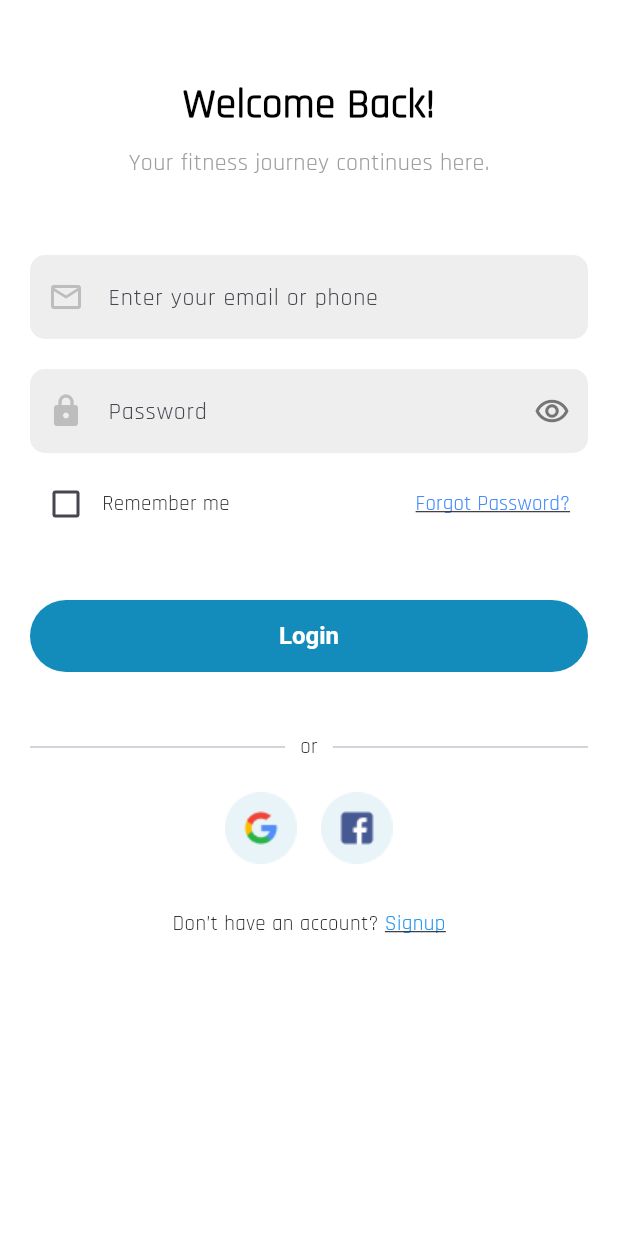
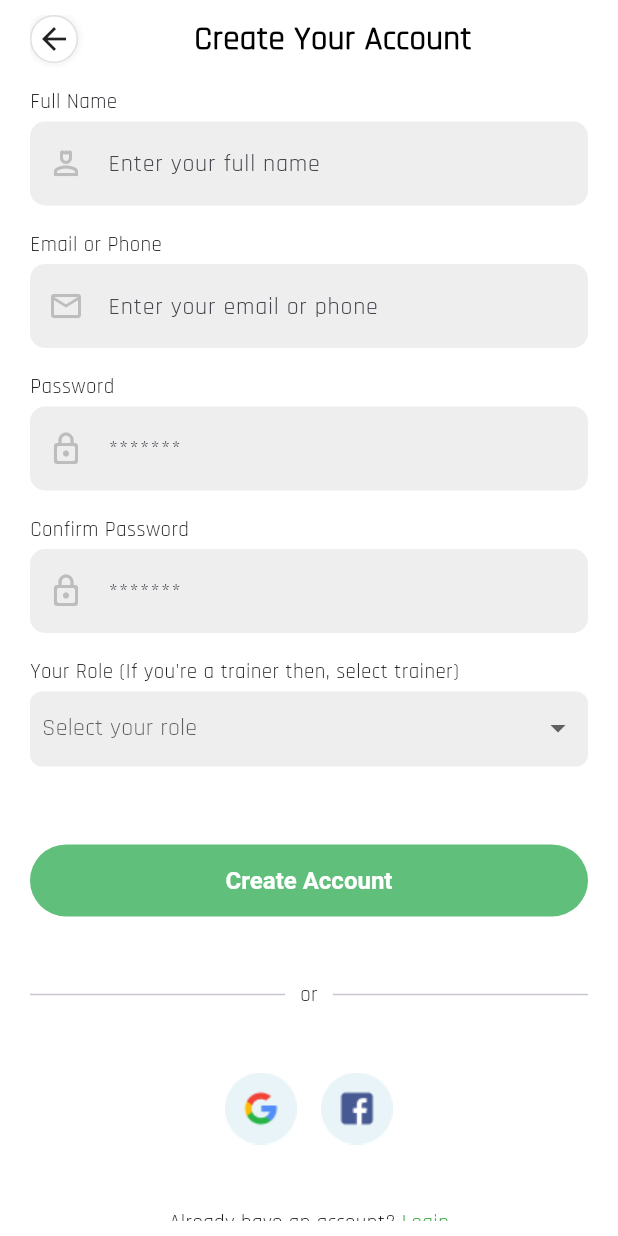
Before and after one commit to Dev-Ninjas-Backup/gokul_ramk, a Flutter app: the LoginScreen screen opened by its route, after a tap on "Signup", on a phone screen of 412 x 824 dp. Run offline on Flutter 3.47's test engine with Material 3 defaults, Android fonts, the phone set to English and light mode, and no system bars; our stand-ins replace flutter_screenutil, get, google_fonts, pinput, shared_preferences; accounts and stored records are empty.

```diff
--- a/lib/core/common/styles/global_text_style.dart
+++ b/lib/core/common/styles/global_text_style.dart
@@ -1,5 +1,4 @@
 import 'package:flutter/material.dart';
-import 'package:flutter_screenutil/flutter_screenutil.dart';
 import 'package:google_fonts/google_fonts.dart';
 
 TextStyle getTextStyle({
@@ -9,7 +8,7 @@ TextStyle getTextStyle({
   Color color = Colors.black,
 }) {
   return GoogleFonts.rajdhani(
-    fontSize: fontSize.sp,
+    fontSize: fontSize,
     fontWeight: fontWeight,
     color: color,
   );
--- /dev/null
+++ b/lib/core/common/widgets/custom_app_bar_title.dart
@@ -0,0 +1,37 @@
+import 'package:flutter/material.dart';
+import 'package:get/get.dart';
+import 'package:gokul_ramk/core/common/styles/global_text_style.dart';
+import 'package:gokul_ramk/core/common/widgets/custom_back_button.dart';
+
+// ignore: must_be_immutable
+class CustomAppBarTitle extends StatelessWidget {
+  VoidCallback? onTapBack;
+  final String title;
+  CustomAppBarTitle({super.key, this.onTapBack, required this.title});
+
+  @override
+  Widget build(BuildContext context) {
+    return Row(
+      children: [
+        CustomBackButton(
+          onTap: () {
+            if (onTapBack == null) {
+              Get.back();
+            } else {
+              onTapBack!();
+            }
+          },
+        ),
+        Expanded(
+          child: Align(
+            alignment: Alignment.center,
+            child: Text(
+              title,
+              style: getTextStyle(fontSize: 22, fontWeight: FontWeight.w700),
+            ),
+          ),
+        ),
+      ],
+    );
+  }
+}
--- /dev/null
+++ b/lib/core/common/widgets/custom_back_button.dart
@@ -0,0 +1,30 @@
+import 'package:flutter/material.dart';
+
+// ignore: must_be_immutable
+class CustomBackButton extends StatelessWidget {
+  VoidCallback onTap;
+  CustomBackButton({super.key, required this.onTap});
+
+  @override
+  Widget build(BuildContext context) {
+    return GestureDetector(
+      onTap: onTap,
+      child: Container(
+        padding: EdgeInsets.all(3),
+        decoration: BoxDecoration(
+          shape: BoxShape.circle,
+          color: Colors.white,
+          border: Border.all(color: Colors.grey.shade300),
+          boxShadow: [
+            BoxShadow(
+              color: Colors.grey.shade100,
+              spreadRadius: 2,
+              blurRadius: 2,
+            ),
+          ],
+        ),
+        child: Icon(Icons.arrow_back),
+      ),
+    );
+  }
+}
--- /dev/null
+++ b/lib/core/common/widgets/custom_label_textfield.dart
@@ -0,0 +1,33 @@
+import 'package:flutter/material.dart';
+
+class CustomLabelTextField extends StatelessWidget {
+  final String label;
+  final String hintText;
+  final TextEditingController editingController;
+  final IconData icon;
+  const CustomLabelTextField({
+    super.key,
+    required this.label,
+    required this.editingController,
+    required this.hintText,
+    required this.icon,
+  });
+
+  @override
+  Widget build(BuildContext context) {
+    return Column(
+      crossAxisAlignment: CrossAxisAlignment.start,
+      spacing: 3,
+      children: [
+        Text(label),
+        TextField(
+          controller: editingController,
+          decoration: InputDecoration(
+            hintText: hintText,
+            prefixIcon: Icon(icon, color: Colors.grey.shade400),
+          ),
+        ),
+      ],
+    );
+  }
+}
--- a/lib/core/utils/constants/imagepath.dart
+++ b/lib/core/utils/constants/imagepath.dart
@@ -6,4 +6,7 @@ class Imagepath {
   static String pageBar1 = 'assets/images/page_bar1.png';
   static String pageBar2 = 'assets/images/page_bar2.png';
   static String pageBar3 = 'assets/images/page_bar3.png';
+  static String forgotBackground = 'assets/images/forgot_background.png';
+  static String forgotMessage = 'assets/images/message_forgot.png';
+  static String forgotEmail = 'assets/images/email_forgot.png';
 }
--- a/lib/features/auth/login/screen/login_screen.dart
+++ b/lib/features/auth/login/screen/login_screen.dart
@@ -4,6 +4,7 @@ import 'package:gokul_ramk/core/common/styles/global_text_style.dart';
 import 'package:gokul_ramk/core/utils/constants/colors.dart';
 import 'package:gokul_ramk/core/utils/constants/icon_path.dart';
 import 'package:gokul_ramk/features/auth/login/controller/login_controller.dart';
+import 'package:gokul_ramk/routes/app_routes.dart';
 
 class LoginScreen extends StatelessWidget {
   LoginScreen({super.key});
@@ -101,7 +102,9 @@ class LoginScreen extends StatelessWidget {
                       ],
                     ),
                     TextButton(
-                      onPressed: () {},
+                      onPressed: () {
+                        Get.toNamed(AppRoute.getforgotPasswordScreen());
+                      },
                       child: Text(
                         "Forgot Password?",
                         style: TextStyle(
@@ -160,9 +163,11 @@ class LoginScreen extends StatelessWidget {
                 Row(
                   mainAxisAlignment: MainAxisAlignment.center,
                   children: [
-                    Text("Don’t have an account? "),
+                    Text("Don't have an account? "),
                     GestureDetector(
-                      onTap: () {},
+                      onTap: () {
+                        Get.toNamed(AppRoute.getsignUpScreen());
+                      },
                       child: Text(
                         "Signup",
                         style: TextStyle(
--- /dev/null
+++ b/lib/features/auth/signup/controller/signup_controller.dart
@@ -0,0 +1,13 @@
+import 'package:flutter/widgets.dart';
+import 'package:get/get.dart';
+
+class SignupController extends GetxController {
+  final TextEditingController fullNameController = TextEditingController();
+  final TextEditingController emailController = TextEditingController();
+  final TextEditingController passwordController = TextEditingController();
+  final TextEditingController confirmPasswordController =
+      TextEditingController();
+
+  var selectedValue = RxnString();
+  final List<String> item = ['User', 'Trainer'];
+}
--- /dev/null
+++ b/lib/features/auth/signup/screen/signup_screen.dart
@@ -0,0 +1,172 @@
+import 'package:flutter/material.dart';
+import 'package:get/get.dart';
+import 'package:gokul_ramk/core/common/widgets/custom_app_bar_title.dart';
+import 'package:gokul_ramk/core/common/widgets/custom_label_textfield.dart';
+import 'package:gokul_ramk/core/utils/constants/icon_path.dart';
+import 'package:gokul_ramk/features/auth/signup/controller/signup_controller.dart';
+import 'package:gokul_ramk/routes/app_routes.dart';
+
+class SignupScreen extends StatelessWidget {
+  SignupScreen({super.key});
+
+  final SignupController controller = Get.put(SignupController());
+
+  @override
+  Widget build(BuildContext context) {
+    return Scaffold(
+      body: SafeArea(
+        child: Padding(
+          padding: const EdgeInsets.symmetric(horizontal: 20, vertical: 10),
+          child: SingleChildScrollView(
+            child: Column(
+              crossAxisAlignment: CrossAxisAlignment.start,
+              spacing: 16,
+              children: [
+                CustomAppBarTitle(title: 'Create Your Account',),
+                //Full Name
+                CustomLabelTextField(
+                  label: 'Full Name',
+                  icon: Icons.person_4_outlined,
+                  hintText: 'Enter your full name',
+                  editingController: controller.fullNameController,
+                ),
+                //Email
+                CustomLabelTextField(
+                  label: 'Email or Phone',
+                  icon: Icons.email_outlined,
+                  hintText: 'Enter your email or phone',
+                  editingController: controller.emailController,
+                ),
+                //Password
+                Column(
+                  crossAxisAlignment: CrossAxisAlignment.start,
+                  spacing: 3,
+                  children: [
+                    Text('Password'),
+                    TextField(
+                      controller: controller.passwordController,
+                      decoration: InputDecoration(
+                        hintText: '*******',
+                        prefixIcon: Icon(
+                          Icons.lock_outline_rounded,
+                          color: Colors.grey.shade400,
+                        ),
+                      ),
+                    ),
+                  ],
+                ),
+                //Confirm Password
+                Column(
+                  crossAxisAlignment: CrossAxisAlignment.start,
+                  spacing: 3,
+                  children: [
+                    Text('Confirm Password'),
+                    TextField(
+                      controller: controller.passwordController,
+                      decoration: InputDecoration(
+                        hintText: '*******',
+                        prefixIcon: Icon(
+                          Icons.lock_outline_rounded,
+                          color: Colors.grey.shade400,
+                        ),
+                      ),
+                    ),
+                  ],
+                ),
+                //Select Role
+                Column(
+                  crossAxisAlignment: CrossAxisAlignment.start,
+                  spacing: 3,
+                  children: [
+                    Text(
+                      "Your Role (If you're a trainer then, select trainer)",
+                    ),
+                    Container(
+                      width: double.infinity,
+                      height: 50,
+                      padding: EdgeInsets.symmetric(horizontal: 8),
+                      decoration: BoxDecoration(
+                        color: Colors.grey.shade200,
+                        borderRadius: BorderRadius.circular(8),
+                      ),
+                      child: Obx(
+                        () => DropdownButton<String>(
+                          isExpanded: true,
+                          value: controller.selectedValue.value,
+                          underline: const SizedBox(),
+                          hint: const Text("Select your role"),
+                          items: controller.item.map((f) {
+                            return DropdownMenuItem<String>(
+                              value: f,
+                              child: Text(f[0].toUpperCase() + f.substring(1)),
+                            );
+                          }).toList(),
+                          onChanged: (val) =>
+                              controller.selectedValue.value = val,
+                        ),
+                      ),
+                    ),
+                  ],
+                ),
+                const SizedBox(height: 20),
+                //create account button
+                ElevatedButton(onPressed: () {}, child: Text('Create Account')),
+                const SizedBox(height: 10),
+                // Divider
+                Row(
+                  children: [
+                    Expanded(child: Divider()),
+                    Padding(
+                      padding: EdgeInsets.symmetric(horizontal: 10),
+                      child: Text("or"),
+                    ),
+                    Expanded(child: Divider()),
+                  ],
+                ),
+                const SizedBox(height: 10),
+
+                // Social Login
+                Row(
+                  mainAxisAlignment: MainAxisAlignment.center,
+                  spacing: 16,
+                  children: [
+                    InkWell(
+                      onTap: () {},
+                      child: Image.asset(IconPath.googleIcon),
+                    ),
+                    InkWell(
+                      onTap: () {},
+                      child: Image.asset(IconPath.facebookIcon),
+                    ),
+                  ],
+                ),
+                const SizedBox(height: 10),
+
+                // Signup
+                Row(
+                  mainAxisAlignment: MainAxisAlignment.center,
+                  children: [
+                    Text("Already have an account? "),
+                    GestureDetector(
+                      onTap: () {
+                        Get.offAllNamed(AppRoute.getloginScreen());
+                      },
+                      child: Text(
+                        "Login",
+                        style: TextStyle(
+                          color: Colors.green,
+                          decoration: TextDecoration.underline,
+                        ),
+                      ),
+                    ),
+                  ],
+                ),
+                const SizedBox(height: 48),
+              ],
+            ),
+          ),
+        ),
+      ),
+    );
+  }
+}
--- a/lib/routes/app_routes.dart
+++ b/lib/routes/app_routes.dart
@@ -1,21 +1,32 @@
 import 'package:get/get_navigation/src/routes/get_route.dart';
+import 'package:gokul_ramk/features/auth/forgot_password/screen/forgot_pass_verify_otp_screen.dart';
+import 'package:gokul_ramk/features/auth/forgot_password/screen/forgot_password_screen.dart';
 import 'package:gokul_ramk/features/auth/login/screen/login_screen.dart';
 import 'package:gokul_ramk/features/auth/onboarding/screen/onboarding_screen.dart';
+import 'package:gokul_ramk/features/auth/signup/screen/signup_screen.dart';
 import '../features/auth/splash/screen/splash_screen.dart';
 
 class AppRoute {
   static String splashScreen = "/splashScreen";
   static String onboardingScreen = '/onboardingScreen';
   static String loginScreen = '/loginScreen';
+  static String signUpScreen = '/signUpScreen';
+  static String forgotPasswordScreen = '/forgotPasswordScreen';
+    static String forgotPassVerifyOtpScreen = '/forgotPassVerifyOtpScreen';
 
   static String getSplashScreen() => splashScreen;
   static String getOnboardingScreen() => onboardingScreen;
   static String getloginScreen() => loginScreen;
-
+  static String getsignUpScreen() => signUpScreen;
+  static String getforgotPasswordScreen() => forgotPasswordScreen;
+    static String getforgotPassVerifyOtpScreen() => forgotPassVerifyOtpScreen;
 
   static List<GetPage> routes = [
     GetPage(name: splashScreen, page: () => SplashScreen()),
     GetPage(name: onboardingScreen, page: () => OnboardingScreen()),
     GetPage(name: loginScreen, page: () => LoginScreen()),
+    GetPage(name: signUpScreen, page: () => SignupScreen()),
+    GetPage(name: forgotPasswordScreen, page: () => ForgotPasswordScreen()),
+        GetPage(name: forgotPassVerifyOtpScreen, page: () => ForgotPassVerifyOtpScreen()),
   ];
 }
--- a/pubspec.yaml
+++ b/pubspec.yaml
@@ -41,6 +41,7 @@ dependencies:
   intl: ^0.20.2
   flutter_easyloading: ^3.0.5
   flutter_otp_text_field: ^1.5.1+1
+  pinput: ^5.0.2
 
 dev_dependencies:
   flutter_test:
```
Also changed, not shown: lib/core/common/widgets/custom_button.dart (deleted, +0 -55 lines), lib/features/auth/forgot_password/controller/forgot_password_controller.dart (added, +31 -0 lines), lib/features/auth/forgot_password/screen/forgot_pass_verify_otp_screen.dart (added, +49 -0 lines), lib/features/auth/forgot_password/screen/forgot_password_screen.dart (added, +110 -0 lines), lib/features/auth/onboarding/screen/onboarding_screen.dart (+4 -3 lines), assets/images/email_forgot.png (added), assets/images/forgot_background.png (added), assets/images/message_forgot.png (added), pubspec.lock.
